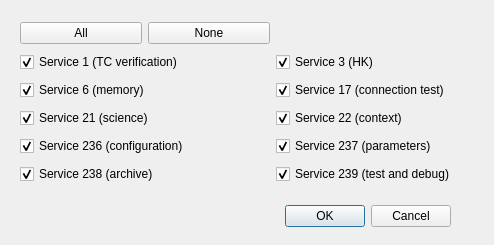
Above: UI/service_filter.ui from i4Ds/STIX_python_PUB023 before the change. Below: the same form after it.
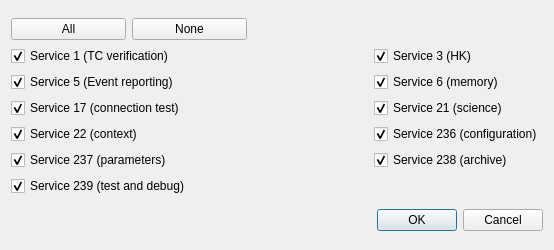
That is the form after the change.

Commit message: added packet filter

Patch:
```diff
--- a/UI/service_filter.ui
+++ b/UI/service_filter.ui
@@ -6,38 +6,15 @@
    <rect>
     <x>0</x>
     <y>0</y>
-    <width>494</width>
-    <height>245</height>
+    <width>554</width>
+    <height>250</height>
    </rect>
   </property>
   <property name="windowTitle">
    <string>Dialog</string>
   </property>
-  <widget class="QDialogButtonBox" name="buttonBox">
-   <property name="geometry">
-    <rect>
-     <x>0</x>
-     <y>200</y>
-     <width>451</width>
-     <height>32</height>
-    </rect>
-   </property>
-   <property name="orientation">
-    <enum>Qt::Horizontal</enum>
-   </property>
-   <property name="standardButtons">
-    <set>QDialogButtonBox::Cancel|QDialogButtonBox::Ok</set>
-   </property>
-  </widget>
-  <widget class="QWidget" name="layoutWidget">
-   <property name="geometry">
-    <rect>
-     <x>20</x>
-     <y>20</y>
-     <width>435</width>
-     <height>172</height>
-    </rect>
-   </property>
+  <layout class="QVBoxLayout" name="verticalLayout">
+   <item>
    <layout class="QGridLayout" name="gridLayout">
     <item row="0" column="0">
      <widget class="QPushButton" name="pushButtonAll">
@@ -53,7 +30,20 @@
       </property>
      </widget>
     </item>
-    <item row="1" column="0" colspan="2">
+     <item row="0" column="2" colspan="2">
+      <spacer name="horizontalSpacer">
+       <property name="orientation">
+        <enum>Qt::Horizontal</enum>
+       </property>
+       <property name="sizeHint" stdset="0">
+        <size>
+         <width>168</width>
+         <height>20</height>
+        </size>
+       </property>
+      </spacer>
+     </item>
+     <item row="1" column="0" colspan="3">
      <widget class="QCheckBox" name="checkBoxS1">
       <property name="text">
        <string>Service 1 (TC verification)</string>
@@ -63,7 +53,7 @@
       </property>
      </widget>
     </item>
-    <item row="1" column="2">
+     <item row="1" column="3">
      <widget class="QCheckBox" name="checkBoxS3">
       <property name="text">
        <string>Service 3 (HK)</string>
@@ -73,7 +63,17 @@
       </property>
      </widget>
     </item>
-    <item row="2" column="0" colspan="2">
+     <item row="2" column="0" colspan="3">
+      <widget class="QCheckBox" name="checkBoxS5">
+       <property name="text">
+        <string>Service 5 (Event reporting)</string>
+       </property>
+       <property name="checked">
+        <bool>true</bool>
+       </property>
+      </widget>
+     </item>
+     <item row="2" column="3">
      <widget class="QCheckBox" name="checkBoxS6">
       <property name="text">
        <string>Service 6 (memory)</string>
@@ -83,7 +83,7 @@
       </property>
      </widget>
     </item>
-    <item row="2" column="2">
+     <item row="3" column="0" colspan="3">
      <widget class="QCheckBox" name="checkBoxS17">
       <property name="text">
        <string>Service 17 (connection test)</string>
@@ -93,7 +93,7 @@
       </property>
      </widget>
     </item>
-    <item row="3" column="0" colspan="2">
+     <item row="3" column="3">
      <widget class="QCheckBox" name="checkBoxS21">
       <property name="text">
        <string>Service 21 (science)</string>
@@ -103,7 +103,7 @@
       </property>
      </widget>
     </item>
-    <item row="3" column="2">
+     <item row="4" column="0" colspan="2">
      <widget class="QCheckBox" name="checkBoxS22">
       <property name="text">
        <string>Service 22 (context)</string>
@@ -113,7 +113,7 @@
       </property>
      </widget>
     </item>
-    <item row="4" column="0" colspan="2">
+     <item row="4" column="3">
      <widget class="QCheckBox" name="checkBoxS236">
       <property name="text">
        <string>Service 236 (configuration)</string>
@@ -123,7 +123,7 @@
       </property>
      </widget>
     </item>
-    <item row="4" column="2">
+     <item row="5" column="0" colspan="3">
      <widget class="QCheckBox" name="checkBoxS237">
       <property name="text">
        <string>Service 237 (parameters)</string>
@@ -133,7 +133,7 @@
       </property>
      </widget>
     </item>
-    <item row="5" column="0" colspan="2">
+     <item row="5" column="3">
      <widget class="QCheckBox" name="checkBoxS238">
       <property name="text">
        <string>Service 238 (archive)</string>
@@ -143,7 +143,7 @@
       </property>
      </widget>
     </item>
-    <item row="5" column="2">
+     <item row="6" column="0" colspan="4">
      <widget class="QCheckBox" name="checkBoxS239">
       <property name="text">
        <string>Service 239 (test and debug)</string>
@@ -154,7 +154,18 @@
      </widget>
     </item>
    </layout>
-  </widget>
+   </item>
+   <item>
+    <widget class="QDialogButtonBox" name="buttonBox">
+     <property name="orientation">
+      <enum>Qt::Horizontal</enum>
+     </property>
+     <property name="standardButtons">
+      <set>QDialogButtonBox::Cancel|QDialogButtonBox::Ok</set>
+     </property>
+    </widget>
+   </item>
+  </layout>
  </widget>
  <resources/>
  <connections>
```
Lines whose indentation alone changed are shown as unchanged. The commit also changes 2 other files.
